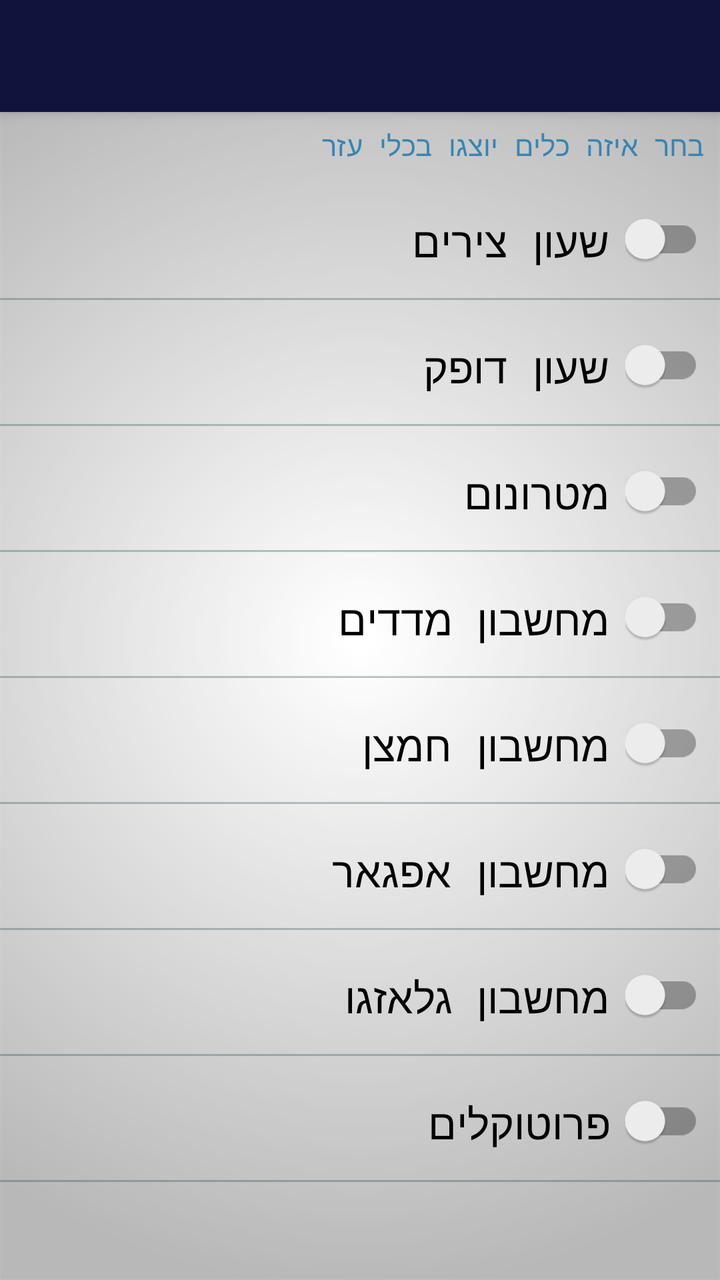
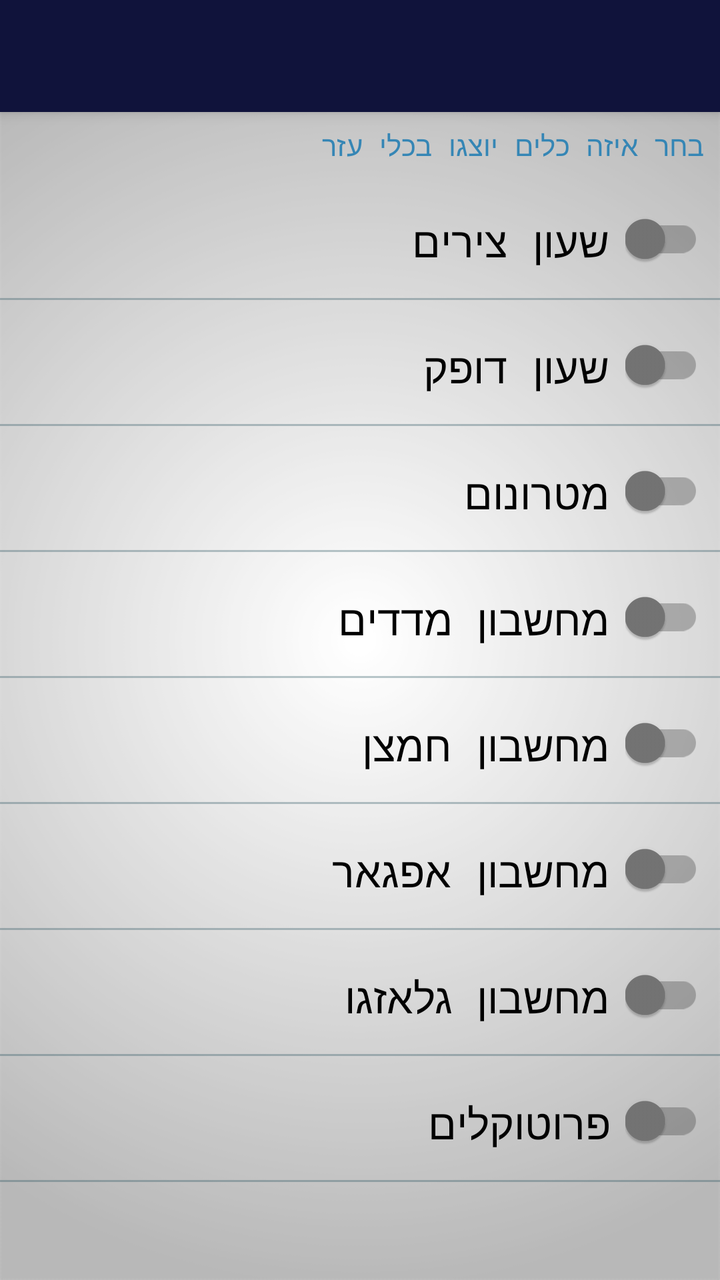

Screens rendered from an Android XML layout before and after an edit, with the pre-edit source and the edit as a unified diff.
<!-- AndroidManifest.xml: application theme AppTheme -->
<!-- res/layout/settings_designed_tools.xml -->
<?xml version="1.0" encoding="utf-8"?>
<androidx.coordinatorlayout.widget.CoordinatorLayout
    xmlns:android="http://schemas.android.com/apk/res/android"
    xmlns:app="http://schemas.android.com/apk/res-auto"
    android:layout_width="match_parent"
    android:layout_height="match_parent"
    xmlns:tools="http://schemas.android.com/tools"
    tools:context=".SettingsDesignedTools">
    <com.google.android.material.appbar.AppBarLayout
        android:layout_width="match_parent"
        android:layout_height="wrap_content"
        android:theme="@style/AppTheme.AppBarOverlay">
        <androidx.appcompat.widget.Toolbar
            android:id="@+id/toolbar"
            android:layout_width="match_parent"
            android:layout_height="?attr/actionBarSize"
            android:background="@color/ColorPrimary"
            app:layout_scrollFlags="scroll|exitUntilCollapsed"
            app:popupTheme="@style/AppTheme.PopupOverlay" />
    </com.google.android.material.appbar.AppBarLayout>
    <androidx.core.widget.NestedScrollView
        android:layout_width="match_parent"
        android:layout_height="wrap_content"
        app:layout_behavior="com.google.android.material.appbar.AppBarLayout$ScrollingViewBehavior">
    <androidx.constraintlayout.widget.ConstraintLayout
        android:layout_width="match_parent"
        android:layout_height="match_parent"
        android:layout_marginBottom="30dp">
        <TextView
            android:id="@+id/tools_exp"
            android:layout_width="0dp"
            android:layout_height="wrap_content"
            android:layout_marginStart="8dp"
            android:layout_marginTop="7dp"
            android:layout_marginEnd="8dp"
            android:text="@string/pref_description_tools"
            android:textColor="@color/Ocean"
            app:layout_constraintEnd_toEndOf="parent"
            app:layout_constraintStart_toStartOf="parent"
            app:layout_constraintTop_toTopOf="parent" />
        <androidx.constraintlayout.widget.ConstraintLayout
            android:id="@+id/tzirim_pref"
            android:layout_width="match_parent"
            android:layout_height="60dp"
            android:layout_marginTop="8dp"
            app:layout_constraintTop_toBottomOf="@id/tools_exp">
            <androidx.appcompat.widget.SwitchCompat
                android:id="@+id/tzirim"
                android:layout_width="wrap_content"
                android:layout_height="wrap_content"
                android:layout_marginTop="8dp"
                android:layout_marginEnd="8dp"
                android:layout_marginBottom="8dp"
                android:clickable="false"
                app:layout_constraintBottom_toTopOf="@+id/tzirim_divider"
                app:layout_constraintEnd_toEndOf="parent"
                app:layout_constraintTop_toTopOf="parent" />
            <TextView
                android:id="@+id/tzirim_tv"
                android:layout_width="0dp"
                android:layout_height="wrap_content"
                android:layout_marginStart="8dp"
                android:layout_marginTop="2dp"
                android:layout_marginEnd="8dp"
                android:text="@string/button_f"
                android:textSize="21sp"
                app:layout_constraintEnd_toStartOf="@+id/tzirim"
                app:layout_constraintStart_toStartOf="parent"
                app:layout_constraintTop_toTopOf="parent"
                app:layout_constraintBottom_toTopOf="@id/tzirim_divider"/>
            <View
                android:id="@+id/tzirim_divider"
                android:layout_width="match_parent"
                android:layout_height="1dp"
                android:layout_marginTop="3dp"
                android:background="@color/ColorBlueAlpha"
                app:layout_constraintBottom_toBottomOf="parent" />
        </androidx.constraintlayout.widget.ConstraintLayout>
        <androidx.constraintlayout.widget.ConstraintLayout
            android:id="@+id/pulse_pref"
            android:layout_width="match_parent"
            android:layout_height="60dp"
            android:layout_marginTop="3dp"
            app:layout_constraintTop_toBottomOf="@+id/tzirim_pref">
            <androidx.appcompat.widget.SwitchCompat
                android:id="@+id/pulse"
                android:layout_width="wrap_content"
                android:layout_height="wrap_content"
                android:layout_marginTop="8dp"
                android:layout_marginEnd="8dp"
                android:layout_marginBottom="8dp"
                android:clickable="false"
                app:layout_constraintBottom_toTopOf="@+id/pulse_divider"
                app:layout_constraintEnd_toEndOf="parent"
                app:layout_constraintTop_toTopOf="parent" />
            <TextView
                android:id="@+id/pulse_tv"
                android:layout_width="0dp"
                android:layout_height="wrap_content"
                android:layout_marginStart="8dp"
                android:layout_marginTop="2dp"
                android:layout_marginEnd="8dp"
                android:text="@string/button_c"
                android:textSize="21sp"
                app:layout_constraintEnd_toStartOf="@+id/pulse"
                app:layout_constraintStart_toStartOf="parent"
                app:layout_constraintTop_toTopOf="parent"
                app:layout_constraintBottom_toTopOf="@id/pulse_divider"
                />
            <View
                android:id="@+id/pulse_divider"
                android:layout_width="match_parent"
                android:layout_height="1dp"
                android:background="@color/ColorBlueAlpha"
                android:layout_marginTop="3dp"
                app:layout_constraintBottom_toBottomOf="parent" />
        </androidx.constraintlayout.widget.ConstraintLayout>
        <androidx.constraintlayout.widget.ConstraintLayout
            android:id="@+id/metro_pref"
            android:layout_width="match_parent"
            android:layout_height="60dp"
            android:layout_marginTop="3dp"
            app:layout_constraintTop_toBottomOf="@+id/pulse_pref">
            <androidx.appcompat.widget.SwitchCompat
                android:id="@+id/metro"
                android:layout_width="wrap_content"
                android:layout_height="wrap_content"
                android:layout_marginTop="8dp"
                android:layout_marginEnd="8dp"
                android:layout_marginBottom="8dp"
                android:clickable="false"
                app:layout_constraintBottom_toTopOf="@+id/metro_divider"
                app:layout_constraintEnd_toEndOf="parent"
                app:layout_constraintTop_toTopOf="parent" />
            <TextView
                android:id="@+id/metro_tv"
                android:layout_width="0dp"
                android:layout_height="wrap_content"
                android:layout_marginStart="8dp"
                android:layout_marginTop="2dp"
                android:layout_marginEnd="8dp"
                android:text="@string/button_d"
                android:textSize="21sp"
                app:layout_constraintEnd_toStartOf="@+id/metro"
                app:layout_constraintStart_toStartOf="parent"
                app:layout_constraintTop_toTopOf="parent"
                app:layout_constraintBottom_toTopOf="@id/metro_divider"/>
            <View
                android:id="@+id/metro_divider"
                android:layout_width="match_parent"
                android:layout_height="1dp"
                android:background="@color/ColorBlueAlpha"
                android:layout_marginTop="3dp"
                app:layout_constraintBottom_toBottomOf="parent" />
        </androidx.constraintlayout.widget.ConstraintLayout>
        <androidx.constraintlayout.widget.ConstraintLayout
            android:id="@+id/vital_pref"
            android:layout_width="match_parent"
            android:layout_height="60dp"
            android:layout_marginTop="3dp"
            app:layout_constraintTop_toBottomOf="@id/metro_pref">
            <androidx.appcompat.widget.SwitchCompat
                android:id="@+id/vital"
                android:layout_width="wrap_content"
                android:layout_height="wrap_content"
                android:layout_marginTop="8dp"
                android:layout_marginEnd="8dp"
                android:layout_marginBottom="8dp"
                android:clickable="false"
                app:layout_constraintBottom_toTopOf="@+id/vital_divider"
                app:layout_constraintEnd_toEndOf="parent"
                app:layout_constraintTop_toTopOf="parent" />
            <TextView
                android:id="@+id/vital_tv"
                android:layout_width="0dp"
                android:layout_height="wrap_content"
                android:layout_marginStart="8dp"
                android:layout_marginTop="2dp"
                android:layout_marginEnd="8dp"
                android:text="@string/button_e"
                android:textSize="21sp"
                app:layout_constraintEnd_toStartOf="@+id/vital"
                app:layout_constraintStart_toStartOf="parent"
                app:layout_constraintTop_toTopOf="parent"
                app:layout_constraintBottom_toTopOf="@id/vital_divider"/>
            <View
                android:id="@+id/vital_divider"
                android:layout_width="match_parent"
                android:layout_height="1dp"
                android:layout_marginTop="3dp"
                android:background="@color/ColorBlueAlpha"
                app:layout_constraintBottom_toBottomOf="parent" />
        </androidx.constraintlayout.widget.ConstraintLayout>
        <androidx.constraintlayout.widget.ConstraintLayout
            android:id="@+id/oxy_pref"
            android:layout_width="match_parent"
            android:layout_height="60dp"
            android:layout_marginTop="3dp"
            app:layout_constraintTop_toBottomOf="@+id/vital_pref">
            <androidx.appcompat.widget.SwitchCompat
                android:id="@+id/oxy"
                android:layout_width="wrap_content"
                android:layout_height="wrap_content"
                android:layout_marginTop="8dp"
                android:layout_marginEnd="8dp"
                android:layout_marginBottom="8dp"
                android:clickable="false"
                app:layout_constraintBottom_toTopOf="@+id/oxy_divider"
                app:layout_constraintEnd_toEndOf="parent"
                app:layout_constraintTop_toTopOf="parent" />
            <TextView
                android:id="@+id/oxy_tv"
                android:layout_width="0dp"
                android:layout_height="wrap_content"
                android:layout_marginStart="8dp"
                android:layout_marginTop="2dp"
                android:layout_marginEnd="8dp"
                android:text="@string/button_g"
                android:textSize="21sp"
                app:layout_constraintEnd_toStartOf="@+id/oxy"
                app:layout_constraintStart_toStartOf="parent"
                app:layout_constraintTop_toTopOf="parent"
                app:layout_constraintBottom_toTopOf="@id/oxy_divider"/>
            <View
                android:id="@+id/oxy_divider"
                android:layout_width="match_parent"
                android:layout_height="1dp"
                android:background="@color/ColorBlueAlpha"
                android:layout_marginTop="3dp"
                app:layout_constraintBottom_toBottomOf="parent" />
        </androidx.constraintlayout.widget.ConstraintLayout>
        <androidx.constraintlayout.widget.ConstraintLayout
            android:id="@+id/apgar_pref"
            android:layout_width="match_parent"
            android:layout_height="60dp"
            android:layout_marginTop="3dp"
            app:layout_constraintTop_toBottomOf="@+id/oxy_pref">
            <androidx.appcompat.widget.SwitchCompat
                android:id="@+id/apgar"
                android:layout_width="wrap_content"
                android:layout_height="wrap_content"
                android:layout_marginTop="8dp"
                android:layout_marginEnd="8dp"
                android:layout_marginBottom="8dp"
                android:clickable="false"
                app:layout_constraintBottom_toTopOf="@+id/apgar_divider"
                app:layout_constraintEnd_toEndOf="parent"
                app:layout_constraintTop_toTopOf="parent" />
            <TextView
                android:id="@+id/apgar_tv"
                android:layout_width="0dp"
                android:layout_height="wrap_content"
                android:layout_marginStart="8dp"
                android:layout_marginTop="2dp"
                android:layout_marginEnd="8dp"
                android:text="@string/button_ag"
                android:textSize="21sp"
                app:layout_constraintEnd_toStartOf="@+id/apgar"
                app:layout_constraintStart_toStartOf="parent"
                app:layout_constraintTop_toTopOf="parent"
                app:layout_constraintBottom_toTopOf="@id/apgar_divider"/>
            <View
                android:id="@+id/apgar_divider"
                android:layout_width="match_parent"
                android:layout_height="1dp"
                android:background="@color/ColorBlueAlpha"
                android:layout_marginTop="3dp"
                app:layout_constraintBottom_toBottomOf="parent" />
        </androidx.constraintlayout.widget.ConstraintLayout>
        <androidx.constraintlayout.widget.ConstraintLayout
            android:id="@+id/glazgo_pref"
            android:layout_width="match_parent"
            android:layout_height="60dp"
            android:layout_marginTop="3dp"
            app:layout_constraintTop_toBottomOf="@+id/apgar_pref">
            <androidx.appcompat.widget.SwitchCompat
                android:id="@+id/glazgo"
                android:layout_width="wrap_content"
                android:layout_height="wrap_content"
                android:layout_marginTop="8dp"
                android:layout_marginEnd="8dp"
                android:layout_marginBottom="8dp"
                android:clickable="false"
                app:layout_constraintBottom_toTopOf="@id/glazgo_divider"
                app:layout_constraintEnd_toEndOf="parent"
                app:layout_constraintTop_toTopOf="parent" />
            <TextView
                android:id="@+id/glazgo_tv"
                android:layout_width="0dp"
                android:layout_height="wrap_content"
                android:layout_marginStart="8dp"
                android:layout_marginTop="2dp"
                android:layout_marginEnd="8dp"
                android:text="@string/button_gl"
                android:textSize="21sp"
                app:layout_constraintEnd_toStartOf="@+id/glazgo"
                app:layout_constraintStart_toStartOf="parent"
                app:layout_constraintTop_toTopOf="parent"
                app:layout_constraintBottom_toTopOf="@id/glazgo_divider" />
            <View
                android:id="@+id/glazgo_divider"
                android:layout_width="match_parent"
                android:layout_height="1dp"
                android:background="@color/ColorBlueAlpha"
                android:layout_marginTop="3dp"
                app:layout_constraintBottom_toBottomOf="parent" />
        </androidx.constraintlayout.widget.ConstraintLayout>
        <androidx.constraintlayout.widget.ConstraintLayout
            android:id="@+id/proto_pref"
            android:layout_width="match_parent"
            android:layout_height="60dp"
            android:layout_marginTop="3dp"
            app:layout_constraintTop_toBottomOf="@+id/glazgo_pref">
            <androidx.appcompat.widget.SwitchCompat
                android:id="@+id/proto"
                android:layout_width="wrap_content"
                android:layout_height="wrap_content"
                android:layout_marginTop="8dp"
                android:layout_marginEnd="8dp"
                android:layout_marginBottom="8dp"
                android:clickable="false"
                app:layout_constraintBottom_toTopOf="@+id/proto_divider"
                app:layout_constraintEnd_toEndOf="parent"
                app:layout_constraintTop_toTopOf="parent" />
            <TextView
                android:id="@+id/proto_tv"
                android:layout_width="0dp"
                android:layout_height="wrap_content"
                android:layout_marginStart="8dp"
                android:layout_marginTop="2dp"
                android:layout_marginEnd="8dp"
                android:text="@string/button_p"
                android:textSize="21sp"
                app:layout_constraintEnd_toStartOf="@+id/proto"
                app:layout_constraintStart_toStartOf="parent"
                app:layout_constraintTop_toTopOf="parent"
                app:layout_constraintBottom_toTopOf="@id/proto_divider" />
            <View
                android:id="@+id/proto_divider"
                android:layout_width="match_parent"
                android:layout_height="1dp"
                android:background="@color/ColorBlueAlpha"
                android:layout_marginTop="3dp"
                app:layout_constraintBottom_toBottomOf="parent" />
        </androidx.constraintlayout.widget.ConstraintLayout>
    </androidx.constraintlayout.widget.ConstraintLayout>
    </androidx.core.widget.NestedScrollView>
</androidx.coordinatorlayout.widget.CoordinatorLayout>
<!-- resources referenced by this layout -->
<resources>
  <color name="ColorBlueAlpha">#4D194853</color>
  <color name="ColorPrimary">#10133b</color>
  <color name="Ocean">#3586B5</color>
  <string name="button_ag">מחשבון אפגאר</string>
  <string name="button_c">שעון דופק</string>
  <string name="button_d">מטרונום</string>
  <string name="button_e">מחשבון מדדים</string>
  <string name="button_f">שעון צירים</string>
  <string name="button_g">מחשבון חמצן</string>
  <string name="button_gl">מחשבון גלאזגו</string>
  <string name="button_p">פרוטוקלים</string>
  <string name="pref_description_tools">בחר איזה כלים יוצגו בכלי עזר</string>
  <style name="AppTheme.AppBarOverlay" parent="ThemeOverlay.AppCompat.Dark.ActionBar" />
  <style name="AppTheme.PopupOverlay" parent="ThemeOverlay.AppCompat.Light" />
  <style name="AppTheme" parent="Theme.AppCompat.Light">
          
          <item name="android:textColor">@color/Black</item>
          <item name="colorPrimary">@color/ColorPrimary</item>
          <item name="colorPrimaryDark">@color/ColorPrimaryDark</item>
          <item name="android:textColorHintInverse">@color/ColorBlue</item>
          <item name="actionBarTheme">@style/ThemeOverlay.AppCompat.Dark.ActionBar</item>
          <item name="buttonStyle">@style/FButton</item>
          <item name="android:buttonStyle">@style/FButton</item>
          <item name="colorAccent">@color/materialGrey300</item>
          
          <item name="android:actionMenuTextColor">@color/Black</item>
          <item name="android:itemBackground">@color/materialGrey300</item>
          <item name="android:textColorSecondary">@color/ColorRedDark</item>
          <item name="android:windowBackground">@drawable/ic_bgg</item>
          <item name="android:typeface">monospace</item>
  
          <item name="android:textColorHint">@color/ColorAqua</item>
          <item name="colorControlNormal">@color/ColorBlue</item>
          <item name="colorControlActivated">@color/ColorAqua</item>
          <item name="colorControlHighlight">@color/ColorAqua</item>
      </style>
  <color name="Black">#000000</color>
  <color name="ColorPrimaryDark">#1a1d4b</color>
  <color name="ColorBlue">#98194853</color>
  <style name="FButton" parent="Theme.AppCompat.Light">
          <item name="colorControlHighlight">@color/ColorBlue</item>
          <item name="android:textColor">@color/ColorAqua</item>
          <item name="android:textSize">20sp</item>
      </style>
  <color name="materialGrey300">#ffe0e0e0</color>
  <color name="ColorRedDark">#6b0000</color>
  <!-- drawable ic_bgg: png bitmap (drawable, 33899 bytes) -->
  <color name="ColorAqua">#32a7c3</color>
</resources>

<!-- the commit's change to res/layout/settings_designed_tools.xml (unified diff, before → after) -->
@@ -52,6 +52,7 @@
                 android:layout_marginEnd="8dp"
                 android:layout_marginBottom="8dp"
                 android:clickable="false"
+                android:theme="@style/CKS"
                 app:layout_constraintBottom_toTopOf="@+id/tzirim_divider"
                 app:layout_constraintEnd_toEndOf="parent"
                 app:layout_constraintTop_toTopOf="parent" />
@@ -90,6 +91,7 @@
                 android:layout_marginEnd="8dp"
                 android:layout_marginBottom="8dp"
                 android:clickable="false"
+                android:theme="@style/CKS"
                 app:layout_constraintBottom_toTopOf="@+id/pulse_divider"
                 app:layout_constraintEnd_toEndOf="parent"
                 app:layout_constraintTop_toTopOf="parent" />
@@ -129,6 +131,7 @@
                 android:layout_marginEnd="8dp"
                 android:layout_marginBottom="8dp"
                 android:clickable="false"
+                android:theme="@style/CKS"
                 app:layout_constraintBottom_toTopOf="@+id/metro_divider"
                 app:layout_constraintEnd_toEndOf="parent"
                 app:layout_constraintTop_toTopOf="parent" />
@@ -167,6 +170,7 @@
                 android:layout_marginEnd="8dp"
                 android:layout_marginBottom="8dp"
                 android:clickable="false"
+                android:theme="@style/CKS"
                 app:layout_constraintBottom_toTopOf="@+id/vital_divider"
                 app:layout_constraintEnd_toEndOf="parent"
                 app:layout_constraintTop_toTopOf="parent" />
@@ -205,6 +209,7 @@
                 android:layout_marginEnd="8dp"
                 android:layout_marginBottom="8dp"
                 android:clickable="false"
+                android:theme="@style/CKS"
                 app:layout_constraintBottom_toTopOf="@+id/oxy_divider"
                 app:layout_constraintEnd_toEndOf="parent"
                 app:layout_constraintTop_toTopOf="parent" />
@@ -243,6 +248,7 @@
                 android:layout_marginEnd="8dp"
                 android:layout_marginBottom="8dp"
                 android:clickable="false"
+                android:theme="@style/CKS"
                 app:layout_constraintBottom_toTopOf="@+id/apgar_divider"
                 app:layout_constraintEnd_toEndOf="parent"
                 app:layout_constraintTop_toTopOf="parent" />
@@ -281,6 +287,7 @@
                 android:layout_marginEnd="8dp"
                 android:layout_marginBottom="8dp"
                 android:clickable="false"
+                android:theme="@style/CKS"
                 app:layout_constraintBottom_toTopOf="@id/glazgo_divider"
                 app:layout_constraintEnd_toEndOf="parent"
                 app:layout_constraintTop_toTopOf="parent" />
@@ -319,6 +326,7 @@
                 android:layout_marginEnd="8dp"
                 android:layout_marginBottom="8dp"
                 android:clickable="false"
+                android:theme="@style/CKS"
                 app:layout_constraintBottom_toTopOf="@+id/proto_divider"
                 app:layout_constraintEnd_toEndOf="parent"
                 app:layout_constraintTop_toTopOf="parent" />
<!-- resource entries referenced after the edit -->
@@ -14,6 +14,12 @@
   <string name="pref_description_tools">בחר איזה כלים יוצגו בכלי עזר</string>
   <style name="AppTheme.AppBarOverlay" parent="ThemeOverlay.AppCompat.Dark.ActionBar" />
   <style name="AppTheme.PopupOverlay" parent="ThemeOverlay.AppCompat.Light" />
+  <style name="CKS" parent="Theme.AppCompat.Light.NoActionBar">
+          <item name="colorControlActivated">@color/ColorAqua</item>
+          <item name="colorSwitchThumbNormal">@color/materialGrey600</item>
+          
+          <item name="android:colorForeground">@color/materialGrey850</item>
+      </style>
   <style name="AppTheme" parent="Theme.AppCompat.Light">
           
           <item name="android:textColor">@color/Black</item>
@@ -48,5 +54,7 @@
   <color name="ColorRedDark">#6b0000</color>
   <!-- drawable ic_bgg: png bitmap (drawable, 33899 bytes) -->
   <color name="ColorAqua">#32a7c3</color>
+  <color name="materialGrey600">#ff757575</color>
+  <color name="materialGrey850">#ff303030</color>
 </resources>
 
